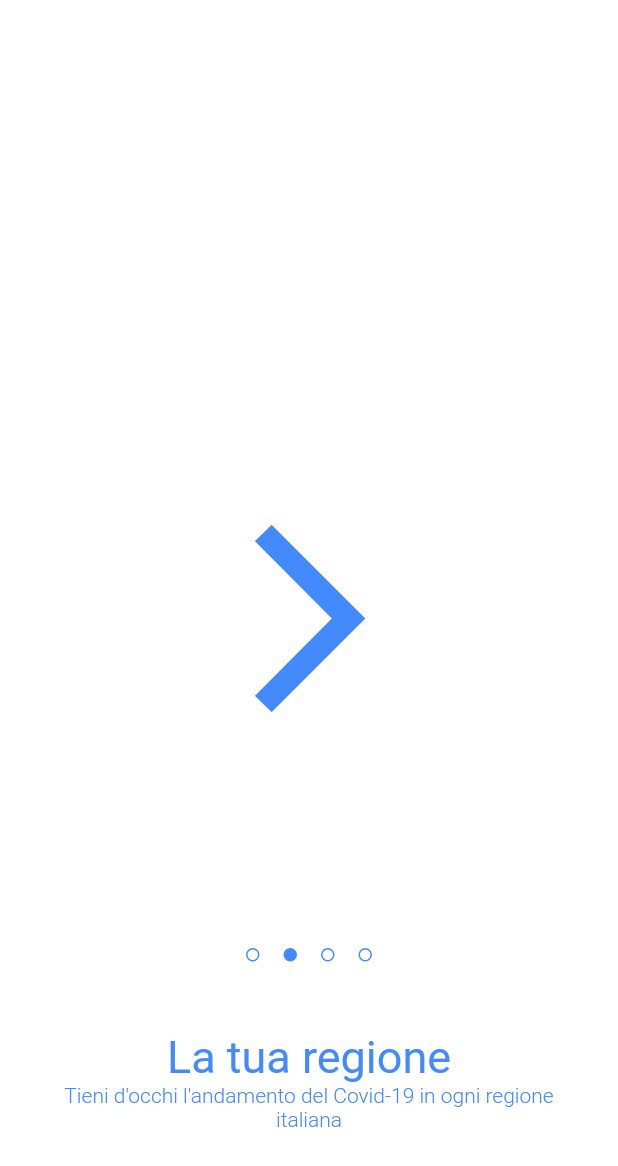
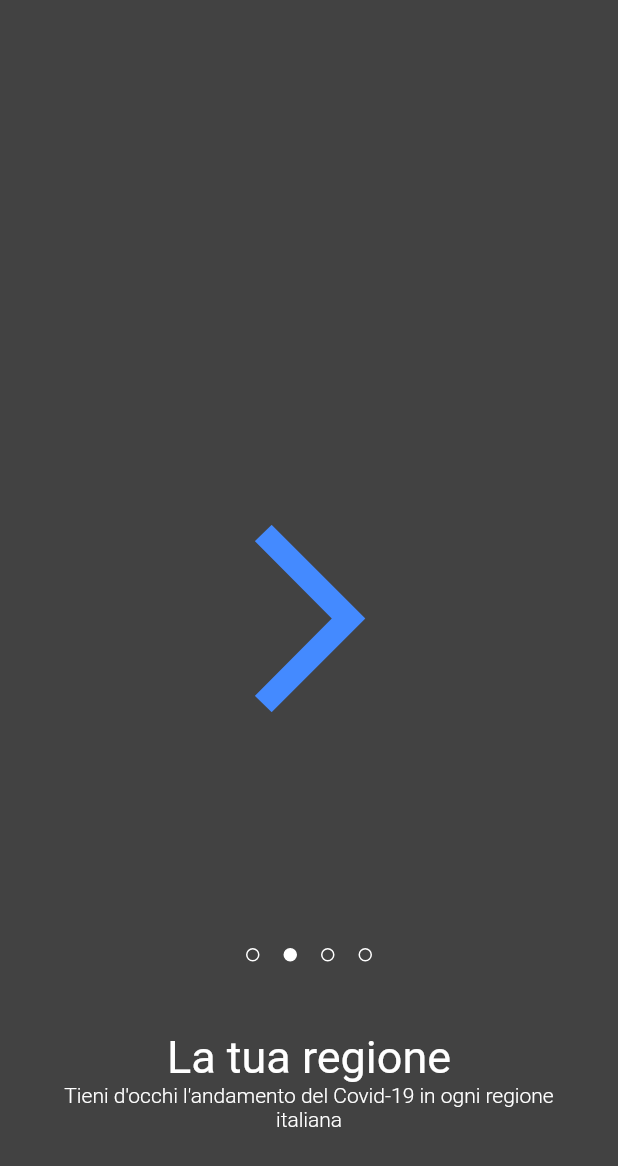
Before and after one commit to diegocaspi/covid_app, a Flutter app: the IntroSlideShowPage screen opened directly, swiped to page 2, on a phone screen of 412 x 824 dp. Shown: the top 1166 px of the screen. Run offline on Flutter 3.47's test engine with Material 2 defaults, Android fonts, the phone set to English and light mode, and no system bars; drawn by our look-alikes of liquid_swipe; our stand-ins replace bloc, data_connection_checker, equatable, flutter_bloc, get_it, moor_flutter and 3 more; missing offline and left inert: fl_animated_linechart; accounts and stored records are empty; generated files the repository leaves out were written again; Roboto replaces fonts that are missing (Montserrat).

Commit message:
Fixed DarkMode

```diff
--- a/lib/presentation/global/theme/bloc/theme_bloc.dart
+++ b/lib/presentation/global/theme/bloc/theme_bloc.dart
@@ -29,8 +29,8 @@ class ThemeBloc extends Bloc<ThemeEvent, ThemeState> {
 
   @override
   ThemeState get initialState => ThemeState(
-        materialThemeData: materialThemeData[AppTheme.Dark],
-        cupertinoThemeData: cupertinoThemeData[AppTheme.Dark],
+        materialThemeData: materialThemeData[AppTheme.Light],
+        cupertinoThemeData: cupertinoThemeData[AppTheme.Light],
       );
 
   @override
--- a/lib/presentation/pages/home/home_page.dart
+++ b/lib/presentation/pages/home/home_page.dart
@@ -25,6 +25,7 @@ class _BeforeHomePageState extends State<BeforeHomePage> {
     super.didChangeDependencies();
   }
 
+
   @override
   void initState() {
     _refreshController = RefreshController();
@@ -37,6 +38,9 @@ class _BeforeHomePageState extends State<BeforeHomePage> {
     var instance = BlocProvider.of<ThemeBloc>(context).state;
     print(instance);
     return Scaffold(
+      backgroundColor: Theme.of(context).brightness == Brightness.dark
+                  ? Colors.grey[850]
+                  : Colors.white,
       body: BlocListener<CovidDataBloc, CovidDataState>(
         listener: (context, state) {
           if (state is CovidDataUpdated) {
@@ -69,7 +73,7 @@ class _BeforeHomePageState extends State<BeforeHomePage> {
         backgroundColor: Theme.of(context).brightness == Brightness.dark
             ? Colors.grey[900]
             : Colors.white,
-        color: Colors.lightBlue,
+        color: Theme.of(context).primaryColor,
       ),
       onRefresh: () => _refreshPage(context),
       child: SingleChildScrollView(
--- a/lib/presentation/pages/intro/intro_slideshow_page.dart
+++ b/lib/presentation/pages/intro/intro_slideshow_page.dart
@@ -43,8 +43,8 @@ class _IntroSlideShowPageState extends State<IntroSlideShowPage> {
                   color: Colors.blueAccent,
                   size: 150,
                 ),
-                backgroundColor: Colors.white,
-                textColor: Colors.blueAccent,
+                backgroundColor: Colors.grey[800],
+                textColor: Colors.white,
               ),
             ),
             Container(
--- a/lib/presentation/pages/region/region_page.dart
+++ b/lib/presentation/pages/region/region_page.dart
@@ -30,6 +30,9 @@ class _RegionPageState extends State<RegionPage> {
     return Scaffold(
       appBar: AppBar(
         title: Text(widget.region),
+        backgroundColor: Theme.of(context).brightness == Brightness.dark
+        ? Colors.blueAccent
+        : Colors.lightBlue,
       ),
       body: BlocBuilder<RegionBloc, RegionState>(
         builder: (context, state) {
@@ -42,7 +45,7 @@ class _RegionPageState extends State<RegionPage> {
           }
         },
       ),
-      backgroundColor: Colors.white,
+      //backgroundColor: Theme.of(context).primaryColor,
     );
   }
 
--- a/lib/presentation/pages/settings/settings_page.dart
+++ b/lib/presentation/pages/settings/settings_page.dart
@@ -2,7 +2,6 @@ import 'package:covid_app/presentation/global/theme/app_themes.dart';
 import 'package:covid_app/presentation/global/theme/bloc/bloc.dart';
 import 'package:flutter/material.dart';
 import 'package:flutter_bloc/flutter_bloc.dart';
-import 'package:intl/intl.dart';
 import 'package:package_info/package_info.dart';
 import 'package:url_launcher/url_launcher.dart';
 
@@ -88,7 +87,7 @@ class _SettingsPageState extends State<SettingsPage> {
                           subtitle: Text("Sviluppo"),
                         ),
                         ListTile(
-                          title: Text("Riccardo Calligaro"),
+                          title: Text("Riccardo Calligaro, Leone Bacciu"),
                           subtitle: Text("Aiuto sviluppo"),
                         ),
                         Padding(
```
Also changed, not shown: lib/presentation/global/theme/theme_data/default_theme.dart (deleted, +0 -33 lines), lib/presentation/pages/home/home_graphs_list.dart (line endings or trailing spaces).
